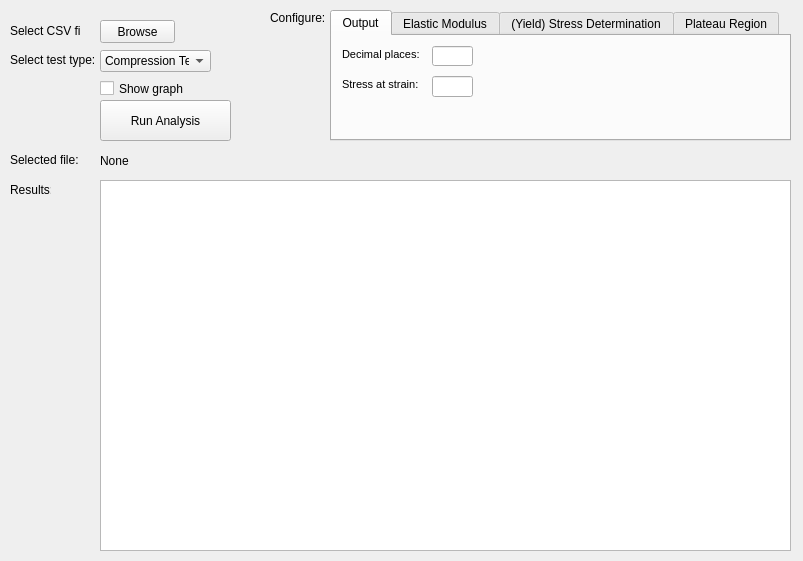
First picture: the form in stressStrainAnalyseMain.ui, repository tomwalton78/Stress-Strain-Curve-Analyser, before the edit.
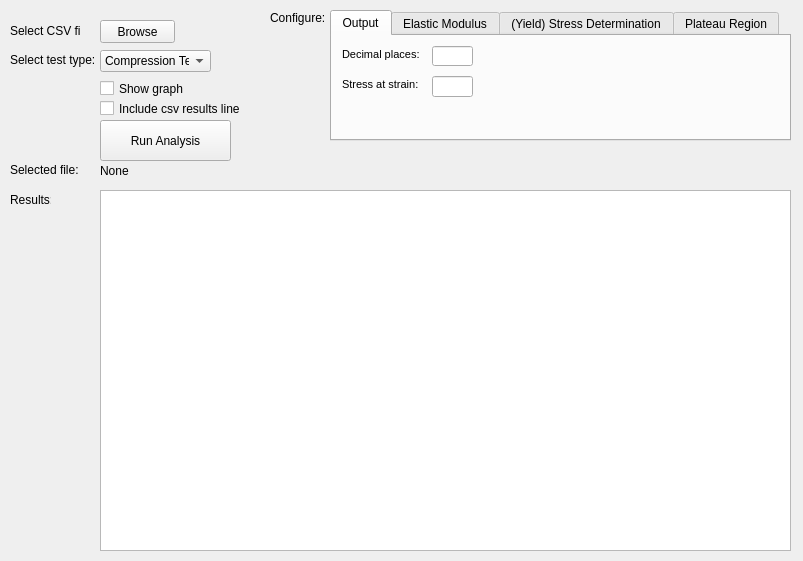
Second picture: the form after the edit.

The edit to the form file:
```diff
--- a/stressStrainAnalyseMain.ui
+++ b/stressStrainAnalyseMain.ui
@@ -31,7 +31,7 @@
     <property name="geometry">
      <rect>
       <x>100</x>
-      <y>100</y>
+      <y>120</y>
       <width>131</width>
       <height>41</height>
      </rect>
@@ -44,9 +44,9 @@
     <property name="geometry">
      <rect>
       <x>100</x>
-      <y>180</y>
+      <y>190</y>
       <width>691</width>
-      <height>371</height>
+      <height>361</height>
      </rect>
     </property>
    </widget>
@@ -54,7 +54,7 @@
     <property name="geometry">
      <rect>
       <x>10</x>
-      <y>180</y>
+      <y>190</y>
       <width>41</width>
       <height>20</height>
      </rect>
@@ -490,7 +490,7 @@
     <property name="geometry">
      <rect>
       <x>10</x>
-      <y>150</y>
+      <y>160</y>
       <width>71</width>
       <height>20</height>
      </rect>
@@ -503,7 +503,7 @@
     <property name="geometry">
      <rect>
       <x>100</x>
-      <y>150</y>
+      <y>160</y>
       <width>691</width>
       <height>21</height>
      </rect>
@@ -558,6 +558,19 @@
      <string>Show graph</string>
     </property>
    </widget>
+   <widget class="QCheckBox" name="includeCSVCheckBox">
+    <property name="geometry">
+     <rect>
+      <x>100</x>
+      <y>100</y>
+      <width>141</width>
+      <height>17</height>
+     </rect>
+    </property>
+    <property name="text">
+     <string>Include csv results line</string>
+    </property>
+   </widget>
   </widget>
  </widget>
  <resources/>
```
